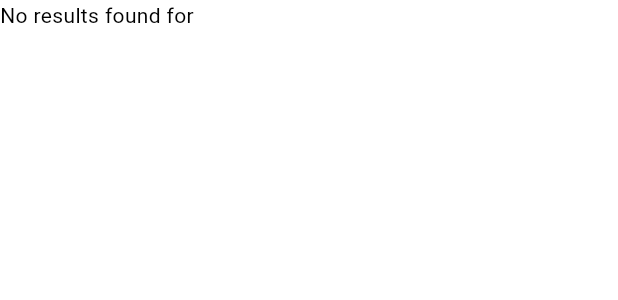
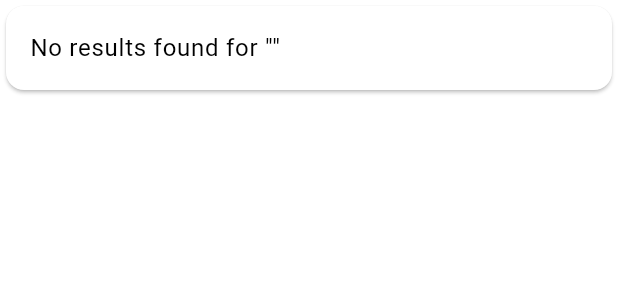
Before and after one commit to hodgeswt/Wiktionary, a Flutter app: what definitionsBuilder() shows on an empty page, opened directly with empty values, on a phone screen of 412 x 824 dp. Shown: the top 300 px of the screen. Run offline on Flutter 3.47's test engine with Material 2 defaults, Android fonts, the light colour scheme and no system bars; our stand-ins replace dio, flutter_colorpicker, shared_preferences; accounts and stored records are empty; network calls fail.

Commit message:
Fix bug in no results

```diff
--- a/lib/views/history_view.dart
+++ b/lib/views/history_view.dart
@@ -1,5 +1,4 @@
 import 'package:flutter/material.dart';
-import 'package:shared_preferences/shared_preferences.dart';
 import 'package:wiktionary/constants/numbers.dart';
 import 'package:wiktionary/storage.dart';
 import 'package:wiktionary/constants/strings.dart';
--- a/lib/widgets/definition_data.dart
+++ b/lib/widgets/definition_data.dart
@@ -15,8 +15,7 @@ class DefinitionData {
   static Widget definitionsBuilder(
       BuildContext context, Results? results, String word) {
     if (results == null || results.results.isEmpty) {
-      return const SingleChildScrollView(
-          child: SelectableText(Strings.noResults));
+      return Card(child: ListTile(title: Text('${Strings.noResults} "$word"')));
     }
 
     List<ResultData> data = results.results;
```
